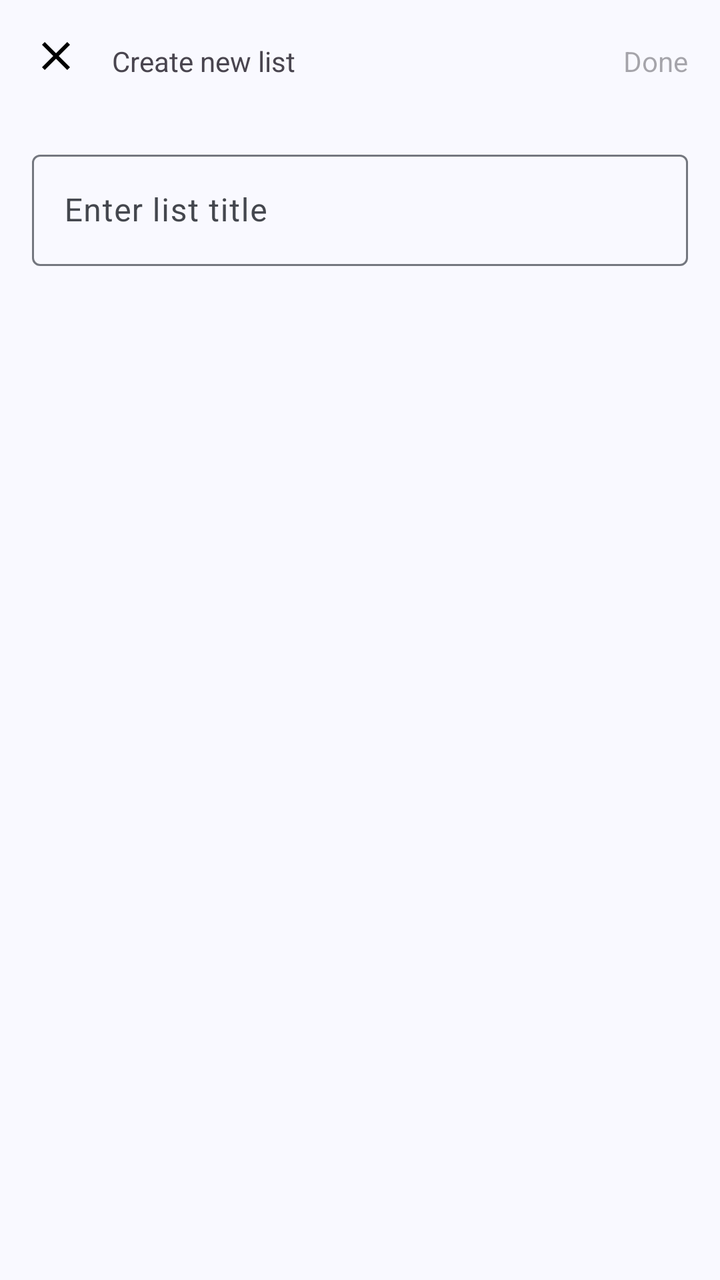
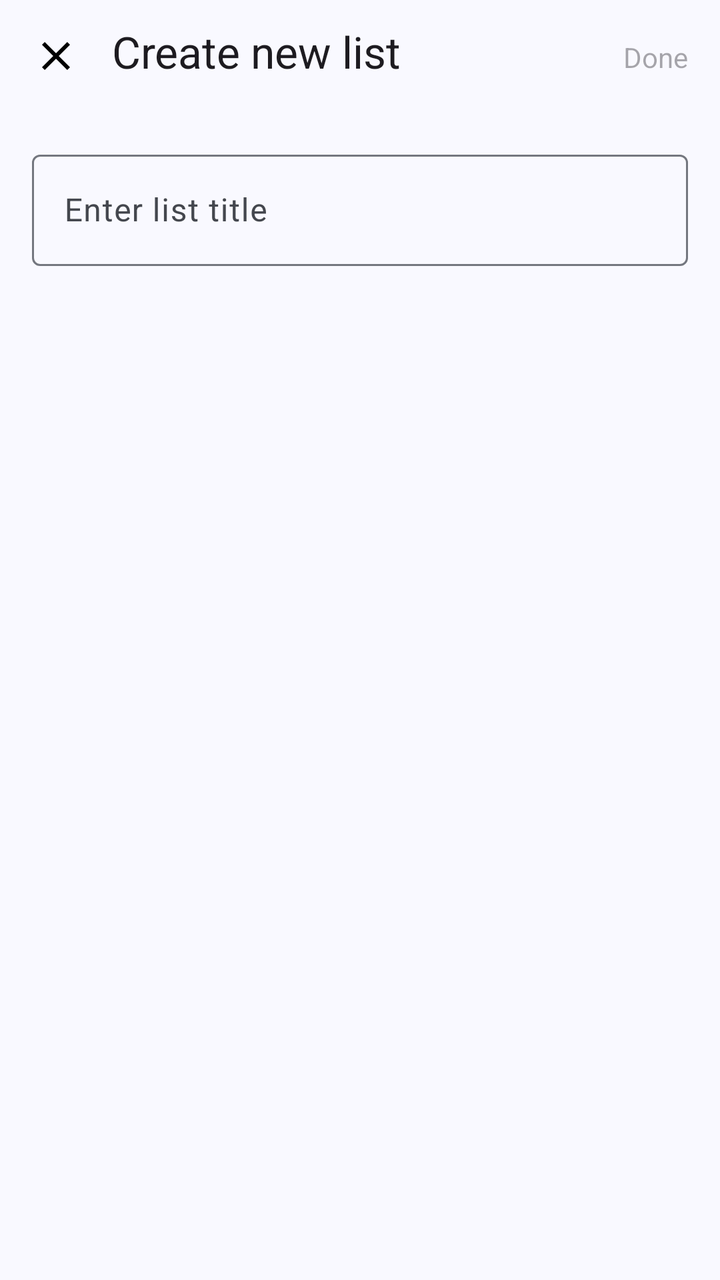

Screens rendered from an Android XML layout before and after an edit, with the pre-edit source and the edit as a unified diff.
<!-- AndroidManifest.xml: application theme Theme.GoogleTasksClone -->
<!-- res/layout/fragment_new_list.xml -->
<?xml version="1.0" encoding="utf-8"?>
<androidx.constraintlayout.widget.ConstraintLayout xmlns:android="http://schemas.android.com/apk/res/android"
    xmlns:app="http://schemas.android.com/apk/res-auto"
    xmlns:tools="http://schemas.android.com/tools"
    android:layout_width="match_parent"
    android:layout_height="match_parent"
    android:padding="16dp"
    tools:context=".newlist.NewListFragment">


    <ImageView
        android:id="@+id/close_icon"
        android:layout_width="wrap_content"
        android:layout_height="wrap_content"
        android:src="@drawable/ic_close_24"
        app:layout_constraintStart_toStartOf="parent"
        app:layout_constraintTop_toTopOf="parent" />

    <TextView
        android:id="@+id/title"
        android:layout_width="0dp"
        android:layout_height="wrap_content"
        android:paddingHorizontal="16dp"
        android:text="@string/create_new_list"
        app:layout_constraintBottom_toBottomOf="@id/close_icon"
        app:layout_constraintEnd_toStartOf="@id/done_button"
        app:layout_constraintStart_toEndOf="@id/close_icon" />

    <TextView
        android:id="@+id/done_button"
        android:layout_width="wrap_content"
        android:layout_height="wrap_content"
        android:enabled="false"
        android:text="@string/done"
        app:layout_constraintBaseline_toBaselineOf="@+id/title"
        app:layout_constraintEnd_toEndOf="parent"
        app:layout_constraintStart_toEndOf="@id/title" />

    <com.google.android.material.textfield.TextInputLayout
        android:id="@+id/text_field"
        android:layout_width="0dp"
        android:layout_height="wrap_content"
        android:layout_marginTop="32dp"
        android:hint="@string/enter_list_title_hint"
        app:endIconMode="clear_text"
        app:hintAnimationEnabled="true"
        app:layout_constraintEnd_toEndOf="parent"
        app:layout_constraintStart_toStartOf="parent"
        app:layout_constraintTop_toBottomOf="@id/title">

        <com.google.android.material.textfield.TextInputEditText
            android:layout_width="match_parent"
            android:layout_height="wrap_content"
            android:imeOptions="actionDone"
            android:inputType="text" />
    </com.google.android.material.textfield.TextInputLayout>


</androidx.constraintlayout.widget.ConstraintLayout>
<!-- resources referenced by this layout -->
<resources>
  <!-- drawable ic_close_24 (drawable) -->
  <vector xmlns:android="http://schemas.android.com/apk/res/android" android:height="24dp" android:tint="#000000" android:viewportHeight="24" android:viewportWidth="24" android:width="24dp">
        
      <path android:fillColor="@android:color/white" android:pathData="M19,6.41L17.59,5 12,10.59 6.41,5 5,6.41 10.59,12 5,17.59 6.41,19 12,13.41 17.59,19 19,17.59 13.41,12z"/>
      
  </vector>
  <string name="create_new_list">Create new list</string>
  <string name="done">Done</string>
  <string name="enter_list_title_hint">Enter list title</string>
  <style name="Theme.GoogleTasksClone" parent="Base.Theme.GoogleTasksClone" />
  <color name="md_theme_primary">#415F91</color>
  <color name="md_theme_onPrimary">#FFFFFF</color>
  <color name="md_theme_primaryContainer">#D6E3FF</color>
  <color name="md_theme_onPrimaryContainer">#001B3E</color>
  <color name="md_theme_secondary">#565F71</color>
  <color name="md_theme_onSecondary">#FFFFFF</color>
  <color name="md_theme_secondaryContainer">#DAE2F9</color>
  <color name="md_theme_onSecondaryContainer">#131C2B</color>
  <color name="md_theme_tertiary">#705575</color>
  <color name="md_theme_onTertiary">#FFFFFF</color>
  <color name="md_theme_tertiaryContainer">#FAD8FD</color>
  <color name="md_theme_onTertiaryContainer">#28132E</color>
  <color name="md_theme_error">#BA1A1A</color>
  <color name="md_theme_onError">#FFFFFF</color>
  <color name="md_theme_errorContainer">#FFDAD6</color>
  <color name="md_theme_onErrorContainer">#410002</color>
  <color name="md_theme_background">#F9F9FF</color>
  <color name="md_theme_onBackground">#191C20</color>
  <color name="md_theme_surface">#F9F9FF</color>
  <color name="md_theme_onSurface">#191C20</color>
  <color name="md_theme_surfaceVariant">#E0E2EC</color>
  <color name="md_theme_onSurfaceVariant">#44474E</color>
  <color name="md_theme_outline">#74777F</color>
  <color name="md_theme_outlineVariant">#C4C6D0</color>
  <color name="md_theme_inverseSurface">#2E3036</color>
  <color name="md_theme_inverseOnSurface">#F0F0F7</color>
  <color name="md_theme_inversePrimary">#AAC7FF</color>
  <color name="md_theme_primaryFixed">#D6E3FF</color>
  <color name="md_theme_onPrimaryFixed">#001B3E</color>
  <color name="md_theme_primaryFixedDim">#AAC7FF</color>
  <color name="md_theme_onPrimaryFixedVariant">#284777</color>
  <color name="md_theme_secondaryFixed">#DAE2F9</color>
  <color name="md_theme_onSecondaryFixed">#131C2B</color>
  <color name="md_theme_secondaryFixedDim">#BEC6DC</color>
  <color name="md_theme_onSecondaryFixedVariant">#3E4759</color>
  <color name="md_theme_tertiaryFixed">#FAD8FD</color>
  <color name="md_theme_onTertiaryFixed">#28132E</color>
  <color name="md_theme_tertiaryFixedDim">#DDBCE0</color>
  <color name="md_theme_onTertiaryFixedVariant">#573E5C</color>
  <color name="md_theme_surfaceDim">#D9D9E0</color>
  <color name="md_theme_surfaceBright">#F9F9FF</color>
  <color name="md_theme_surfaceContainerLowest">#FFFFFF</color>
  <color name="md_theme_surfaceContainerLow">#F3F3FA</color>
  <color name="md_theme_surfaceContainer">#EDEDF4</color>
  <color name="md_theme_surfaceContainerHigh">#E7E8EE</color>
  <color name="md_theme_surfaceContainerHighest">#E2E2E9</color>
  <!-- unchanged entries left out for length: 1 -->
</resources>

<!-- the commit's change to res/layout/fragment_new_list.xml (unified diff, before → after) -->
@@ -12,6 +12,7 @@
         android:id="@+id/close_icon"
         android:layout_width="wrap_content"
         android:layout_height="wrap_content"
+        android:contentDescription="@string/close_icon"
         android:src="@drawable/ic_close_24"
         app:layout_constraintStart_toStartOf="parent"
         app:layout_constraintTop_toTopOf="parent" />
@@ -19,6 +20,7 @@
     <TextView
         android:id="@+id/title"
         android:layout_width="0dp"
+        android:textAppearance="?attr/textAppearanceTitleLarge"
         android:layout_height="wrap_content"
         android:paddingHorizontal="16dp"
         android:text="@string/create_new_list"
<!-- resource entries referenced after the edit -->
@@ -6,6 +6,7 @@
       <path android:fillColor="@android:color/white" android:pathData="M19,6.41L17.59,5 12,10.59 6.41,5 5,6.41 10.59,12 5,17.59 6.41,19 12,13.41 17.59,19 19,17.59 13.41,12z"/>
       
   </vector>
+  <string name="close_icon">close icon</string>
   <string name="create_new_list">Create new list</string>
   <string name="done">Done</string>
   <string name="enter_list_title_hint">Enter list title</string>
